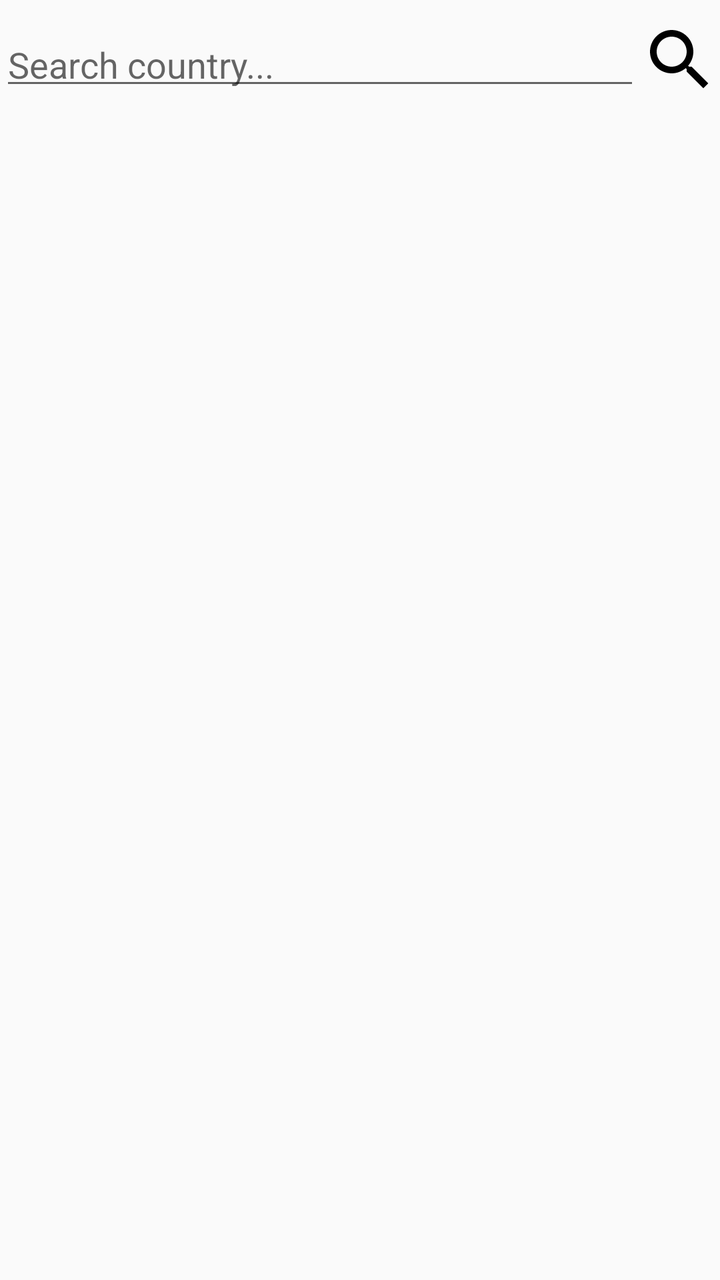
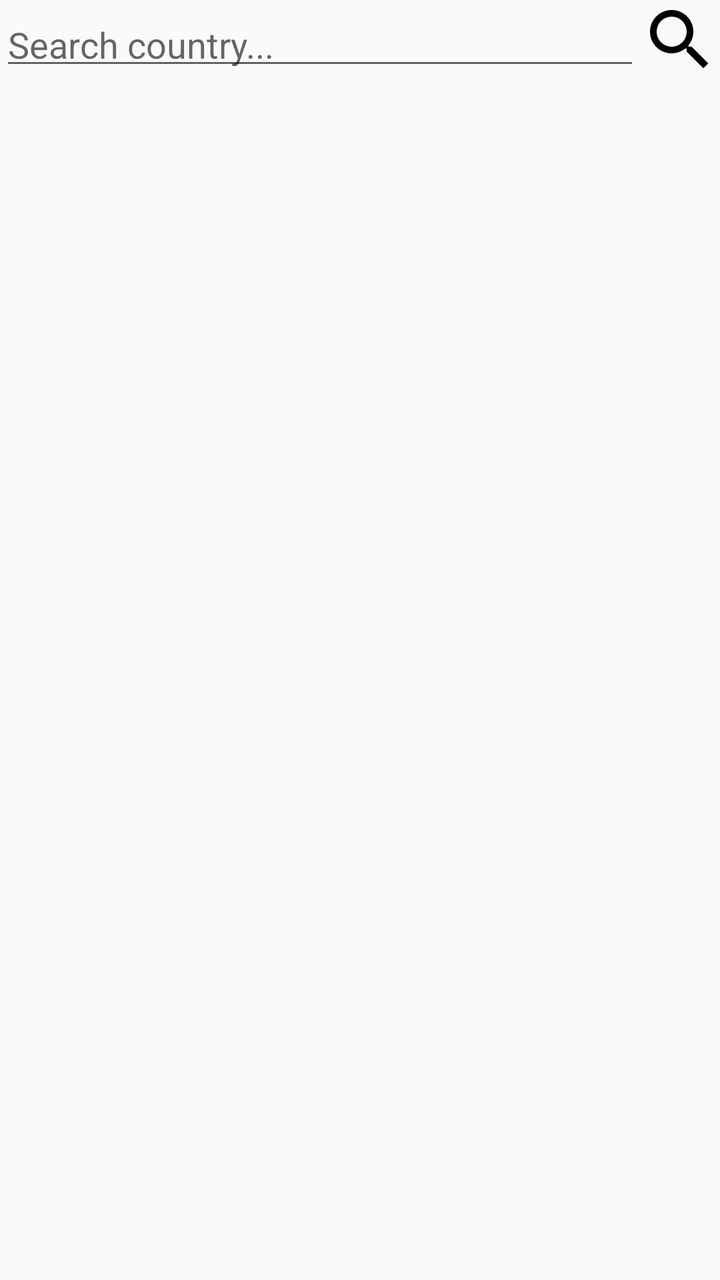

Compare the two renders of this Android layout. The source of the first and the diff that turns it into the second are given below.
<!-- AndroidManifest.xml: application theme AppTheme -->
<!-- res/layout/fragment_search.xml -->
<?xml version="1.0" encoding="utf-8"?>
<androidx.constraintlayout.widget.ConstraintLayout xmlns:android="http://schemas.android.com/apk/res/android"
    xmlns:app="http://schemas.android.com/apk/res-auto"
    android:layout_width="match_parent"
    android:layout_height="match_parent"
    android:layout_marginLeft="20dp"
    android:layout_marginRight="20dp"
    android:paddingTop="10dp">

    <EditText
        android:id="@+id/search"
        android:layout_width="0dp"
        android:layout_height="40dp"
        android:ems="20"
        android:hint="Search country..."
        app:layout_constraintLeft_toLeftOf="parent"
        app:layout_constraintRight_toLeftOf="@id/iconSearch"
        app:layout_constraintTop_toTopOf="parent"/>
    <ImageView
        android:id="@+id/iconSearch"
        android:layout_width="40dp"
        android:layout_height="40dp"
        android:src="@drawable/ic_search_black_24dp"
        app:layout_constraintTop_toTopOf="parent"
        app:layout_constraintRight_toRightOf="parent"/>

    <TextView
        android:id="@+id/txtNotFound"
        android:layout_width="match_parent"
        android:layout_height="wrap_content"
        android:textStyle="bold"
        android:textSize="24sp"
        android:textAlignment="center"
        android:text="Country not found"
        android:layout_marginTop="20dp"
        app:layout_constraintTop_toBottomOf="@id/search"
        android:visibility="invisible"/>

    <androidx.constraintlayout.widget.ConstraintLayout
        android:id="@+id/infoCountry"
        android:layout_width="match_parent"
        android:layout_height="wrap_content"
        android:visibility="invisible"
        app:layout_constraintTop_toBottomOf="@id/search">
        <ImageView
            android:id="@+id/imgCountry"
            android:layout_width="250dp"
            android:layout_height="@dimen/card_width"
            app:layout_constraintTop_toTopOf="parent"
            app:layout_constraintLeft_toLeftOf="parent"
            app:layout_constraintRight_toRightOf="parent"
            android:contentDescription="@string/world" />

        <TextView
            android:id="@+id/nameCountry"
            android:layout_width="match_parent"
            android:layout_height="wrap_content"
            android:textSize="26sp"
            android:textAlignment="center"
            android:textStyle="bold"
            app:layout_constraintTop_toBottomOf="@id/imgCountry" />

        <androidx.constraintlayout.widget.ConstraintLayout
            android:id="@+id/info"
            android:layout_width="match_parent"
            android:layout_height="wrap_content"
            app:layout_constraintLeft_toLeftOf="parent"
            app:layout_constraintRight_toRightOf="parent"
            app:layout_constraintTop_toBottomOf="@id/nameCountry">

            <androidx.cardview.widget.CardView
                android:id="@+id/cardTotalCases"
                android:layout_width="@dimen/card_width"
                android:layout_height="@dimen/card_height"
                app:cardElevation="0dp"
                app:cardBackgroundColor="@android:color/transparent"
                app:layout_constraintTop_toTopOf="parent"
                app:layout_constraintLeft_toLeftOf="parent">

                <androidx.constraintlayout.widget.ConstraintLayout
                    android:layout_width="match_parent"
                    android:layout_height="match_parent"
                    android:gravity="center_vertical"
                    android:orientation="horizontal">

                    <TextView
                        android:id="@+id/lblTotalCases"
                        android:layout_width="match_parent"
                        android:layout_height="wrap_content"
                        android:text="Total cases"
                        android:textSize="24sp"
                        android:textStyle="italic"
                        android:textAlignment="center"
                        app:layout_constraintTop_toTopOf="parent"
                        app:layout_constraintLeft_toLeftOf="parent"
                        app:layout_constraintRight_toRightOf="parent" />
                    <TextView
                        android:id="@+id/txtTotalCases"
                        android:layout_width="match_parent"
                        android:layout_height="wrap_content"
                        android:text="0"
                        android:textStyle="bold"
                        android:textAlignment="center"
                        android:textSize="28sp"
                        app:layout_constraintTop_toBottomOf="@id/lblTotalCases"/>
                </androidx.constraintlayout.widget.ConstraintLayout>
            </androidx.cardview.widget.CardView>

            <androidx.cardview.widget.CardView
                android:id="@+id/cardActualCases"
                android:layout_width="@dimen/card_width"
                android:layout_height="@dimen/card_height"
                app:cardElevation="0dp"
                app:cardBackgroundColor="@android:color/transparent"
                app:layout_constraintRight_toRightOf="parent"
                app:layout_constraintTop_toTopOf="parent">

                <androidx.constraintlayout.widget.ConstraintLayout
                    android:layout_width="match_parent"
                    android:layout_height="match_parent"
                    android:gravity="center_vertical"
                    android:orientation="horizontal">

                    <TextView
                        android:id="@+id/lblActualCases"
                        android:layout_width="match_parent"
                        android:layout_height="wrap_content"
                        android:text="Actual cases"
                        android:textSize="24sp"
                        android:textStyle="italic"
                        android:textAlignment="center"
                        app:layout_constraintTop_toTopOf="parent"
                        app:layout_constraintLeft_toLeftOf="parent"
                        app:layout_constraintRight_toRightOf="parent" />
                    <TextView
                        android:id="@+id/txtActualCases"
                        android:layout_width="match_parent"
                        android:layout_height="wrap_content"
                        android:text="0"
                        android:textStyle="bold"
                        android:textAlignment="center"
                        android:textSize="28sp"
                        app:layout_constraintTop_toBottomOf="@id/lblActualCases"/>
                </androidx.constraintlayout.widget.ConstraintLayout>
            </androidx.cardview.widget.CardView>

            <androidx.cardview.widget.CardView
                android:id="@+id/cardTodayCases"
                android:layout_width="@dimen/card_width"
                android:layout_height="@dimen/card_height"
                app:cardElevation="0dp"
                app:cardBackgroundColor="@android:color/transparent"
                app:layout_constraintTop_toBottomOf="@id/cardRecovered"
                app:layout_constraintLeft_toLeftOf="parent">

                <androidx.constraintlayout.widget.ConstraintLayout
                    android:layout_width="match_parent"
                    android:layout_height="match_parent"
                    android:gravity="center_vertical"
                    android:orientation="horizontal">
                    <TextView
                        android:id="@+id/lblTodayCases"
                        android:layout_width="match_parent"
                        android:layout_height="wrap_content"
                        android:text="Today Cases"
                        android:textSize="24sp"
                        android:textStyle="italic"
                        android:textAlignment="center"
                        app:layout_constraintTop_toTopOf="parent"
                        app:layout_constraintLeft_toLeftOf="parent"
                        app:layout_constraintRight_toRightOf="parent" />
                    <TextView
                        android:id="@+id/txtTodayCases"
                        android:layout_width="match_parent"
                        android:layout_height="wrap_content"
                        android:text="0"
                        android:textStyle="bold"
                        android:textAlignment="center"
                        android:textSize="28sp"
                        app:layout_constraintTop_toBottomOf="@id/lblTodayCases"/>
                </androidx.constraintlayout.widget.ConstraintLayout>
            </androidx.cardview.widget.CardView>

            <androidx.cardview.widget.CardView
                android:id="@+id/cardTodayDeaths"
                android:layout_width="@dimen/card_width"
                android:layout_height="@dimen/card_height"
                app:cardElevation="0dp"
                app:cardBackgroundColor="@android:color/transparent"
                app:layout_constraintRight_toRightOf="parent"
                app:layout_constraintTop_toBottomOf="@id/cardDeaths">

                <androidx.constraintlayout.widget.ConstraintLayout
                    android:layout_width="match_parent"
                    android:layout_height="match_parent"
                    android:gravity="center_vertical"
                    android:orientation="horizontal">

                    <TextView
                        android:id="@+id/lblTodayDeaths"
                        android:layout_width="match_parent"
                        android:layout_height="wrap_content"
                        android:text="Today deaths"
                        android:textSize="24sp"
                        android:textStyle="italic"
                        android:textAlignment="center"
                        app:layout_constraintTop_toTopOf="parent"
                        app:layout_constraintLeft_toLeftOf="parent"
                        app:layout_constraintRight_toRightOf="parent" />
                    <TextView
                        android:id="@+id/txtTodayDeaths"
                        android:layout_width="match_parent"
                        android:layout_height="wrap_content"
                        android:text="0"
                        android:textStyle="bold"
                        android:textAlignment="center"
                        android:textSize="28sp"
                        app:layout_constraintTop_toBottomOf="@id/lblTodayDeaths"/>
                </androidx.constraintlayout.widget.ConstraintLayout>
            </androidx.cardview.widget.CardView>

            <androidx.cardview.widget.CardView
                android:id="@+id/cardCasesPerMillion"
                android:layout_width="@dimen/card_width"
                android:layout_height="@dimen/card_height"
                app:cardElevation="0dp"
                app:cardBackgroundColor="@android:color/transparent"
                app:layout_constraintTop_toBottomOf="@id/cardTodayCases"
                app:layout_constraintLeft_toLeftOf="parent">

                <androidx.constraintlayout.widget.ConstraintLayout
                    android:layout_width="match_parent"
                    android:layout_height="match_parent"
                    android:gravity="center_vertical"
                    android:orientation="horizontal">
                    <TextView
                        android:id="@+id/lblCasesPerMillion"
                        android:layout_width="match_parent"
                        android:layout_height="wrap_content"
                        android:text="Cases / 1M"
                        android:textSize="24sp"
                        android:textStyle="italic"
                        android:textAlignment="center"
                        app:layout_constraintTop_toTopOf="parent"
                        app:layout_constraintLeft_toLeftOf="parent"
                        app:layout_constraintRight_toRightOf="parent" />
                    <TextView
                        android:id="@+id/txtCasesPerMillion"
                        android:layout_width="match_parent"
                        android:layout_height="wrap_content"
                        android:text="0"
                        android:textStyle="bold"
                        android:textAlignment="center"
                        android:textSize="28sp"
                        app:layout_constraintTop_toBottomOf="@id/lblCasesPerMillion"/>
                </androidx.constraintlayout.widget.ConstraintLayout>
            </androidx.cardview.widget.CardView>

            <androidx.cardview.widget.CardView
                android:id="@+id/cardDeathsPerMillion"
                android:layout_width="@dimen/card_width"
                android:layout_height="@dimen/card_height"
                app:cardElevation="0dp"
                app:cardBackgroundColor="@android:color/transparent"
                app:layout_constraintRight_toRightOf="parent"
                app:layout_constraintTop_toBottomOf="@id/cardTodayDeaths">

                <androidx.constraintlayout.widget.ConstraintLayout
                    android:layout_width="match_parent"
                    android:layout_height="match_parent"
                    android:gravity="center_vertical"
                    android:orientation="horizontal">

                    <TextView
                        android:id="@+id/lblDeathsPerMillion"
                        android:layout_width="match_parent"
                        android:layout_height="wrap_content"
                        android:text="Deaths / 1M"
                        android:textSize="24sp"
                        android:textStyle="italic"
                        android:textAlignment="center"
                        app:layout_constraintTop_toTopOf="parent"
                        app:layout_constraintLeft_toLeftOf="parent"
                        app:layout_constraintRight_toRightOf="parent" />
                    <TextView
                        android:id="@+id/txtDeathsPerMillion"
                        android:layout_width="match_parent"
                        android:layout_height="wrap_content"
                        android:text="0"
                        android:textStyle="bold"
                        android:textAlignment="center"
                        android:textSize="28sp"
                        app:layout_constraintTop_toBottomOf="@id/lblDeathsPerMillion"/>
                </androidx.constraintlayout.widget.ConstraintLayout>
            </androidx.cardview.widget.CardView>

            <androidx.cardview.widget.CardView
                android:id="@+id/cardRecovered"
                android:layout_width="@dimen/card_width"
                android:layout_height="@dimen/card_height"
                app:cardElevation="0dp"
                app:cardBackgroundColor="@android:color/transparent"
                app:layout_constraintTop_toBottomOf="@id/cardTotalCases"
                app:layout_constraintLeft_toLeftOf="parent">

                <androidx.constraintlayout.widget.ConstraintLayout
                    android:layout_width="match_parent"
                    android:layout_height="match_parent"
                    android:gravity="center_vertical"
                    android:orientation="horizontal">
                    <TextView
                        android:id="@+id/lblRecovered"
                        android:layout_width="match_parent"
                        android:layout_height="wrap_content"
                        android:text="Recovered"
                        android:textSize="24sp"
                        android:textStyle="italic"
                        android:textAlignment="center"
                        app:layout_constraintTop_toTopOf="parent"
                        app:layout_constraintLeft_toLeftOf="parent"
                        app:layout_constraintRight_toRightOf="parent" />
                    <TextView
                        android:id="@+id/txtRecovered"
                        android:layout_width="match_parent"
                        android:layout_height="wrap_content"
                        android:text="0"
                        android:textStyle="bold"
                        android:textAlignment="center"
                        android:textSize="28sp"
                        app:layout_constraintTop_toBottomOf="@id/lblRecovered"/>
                </androidx.constraintlayout.widget.ConstraintLayout>
            </androidx.cardview.widget.CardView>

            <androidx.cardview.widget.CardView
                android:id="@+id/cardDeaths"
                android:layout_width="@dimen/card_width"
                android:layout_height="@dimen/card_height"
                app:cardElevation="0dp"
                app:cardBackgroundColor="@android:color/transparent"
                app:layout_constraintRight_toRightOf="parent"
                app:layout_constraintTop_toBottomOf="@id/cardActualCases">

                <androidx.constraintlayout.widget.ConstraintLayout
                    android:layout_width="match_parent"
                    android:layout_height="match_parent"
                    android:gravity="center_vertical"
                    android:orientation="horizontal">

                    <TextView
                        android:id="@+id/lblDeaths"
                        android:layout_width="match_parent"
                        android:layout_height="wrap_content"
                        android:text="Deaths"
                        android:textSize="24sp"
                        android:textStyle="italic"
                        android:textAlignment="center"
                        app:layout_constraintTop_toTopOf="parent"
                        app:layout_constraintLeft_toLeftOf="parent"
                        app:layout_constraintRight_toRightOf="parent" />
                    <TextView
                        android:id="@+id/txtDeaths"
                        android:layout_width="match_parent"
                        android:layout_height="wrap_content"
                        android:text="0"
                        android:textStyle="bold"
                        android:textAlignment="center"
                        android:textSize="28sp"
                        app:layout_constraintTop_toBottomOf="@id/lblDeaths"/>
                </androidx.constraintlayout.widget.ConstraintLayout>
            </androidx.cardview.widget.CardView>




        </androidx.constraintlayout.widget.ConstraintLayout>

    </androidx.constraintlayout.widget.ConstraintLayout>

</androidx.constraintlayout.widget.ConstraintLayout>
<!-- resources referenced by this layout -->
<resources>
  <dimen name="card_height">70dp</dimen>
  <dimen name="card_width">150dp</dimen>
  <!-- drawable ic_search_black_24dp (drawable-v24) -->
  <vector xmlns:android="http://schemas.android.com/apk/res/android"
          android:width="24dp"
          android:height="24dp"
          android:viewportWidth="24.0"
          android:viewportHeight="24.0">
      <path
          android:fillColor="#FF000000"
          android:pathData="M15.5,14h-0.79l-0.28,-0.27C15.41,12.59 16,11.11 16,9.5 16,5.91 13.09,3 9.5,3S3,5.91 3,9.5 5.91,16 9.5,16c1.61,0 3.09,-0.59 4.23,-1.57l0.27,0.28v0.79l5,4.99L20.49,19l-4.99,-5zM9.5,14C7.01,14 5,11.99 5,9.5S7.01,5 9.5,5 14,7.01 14,9.5 11.99,14 9.5,14z"/>
  </vector>
  <string name="world">World</string>
  <style name="AppTheme" parent="Theme.AppCompat.Light.DarkActionBar">
          
          <item name="colorPrimary">@color/colorPrimary</item>
          <item name="colorPrimaryDark">@color/colorPrimaryDark</item>
          <item name="colorAccent">@color/colorAccent</item>
      </style>
  <color name="colorPrimary">#008577</color>
  <color name="colorPrimaryDark">#00574B</color>
  <color name="colorAccent">#D81B60</color>
</resources>

<!-- the commit's change to res/layout/fragment_search.xml (unified diff, before → after) -->
@@ -3,15 +3,17 @@
     xmlns:app="http://schemas.android.com/apk/res-auto"
     android:layout_width="match_parent"
     android:layout_height="match_parent"
+    android:layout_marginTop="10dp"
     android:layout_marginLeft="20dp"
-    android:layout_marginRight="20dp"
-    android:paddingTop="10dp">
+    android:layout_marginRight="20dp">
 
     <EditText
         android:id="@+id/search"
         android:layout_width="0dp"
         android:layout_height="40dp"
         android:ems="20"
+        android:maxLines="1"
+        android:inputType="text"
         android:hint="Search country..."
         app:layout_constraintLeft_toLeftOf="parent"
         app:layout_constraintRight_toLeftOf="@id/iconSearch"
@@ -87,7 +89,7 @@
                         android:id="@+id/lblTotalCases"
                         android:layout_width="match_parent"
                         android:layout_height="wrap_content"
-                        android:text="Total cases"
+                        android:text="@string/total_cases"
                         android:textSize="24sp"
                         android:textStyle="italic"
                         android:textAlignment="center"
@@ -98,7 +100,6 @@
                         android:id="@+id/txtTotalCases"
                         android:layout_width="match_parent"
                         android:layout_height="wrap_content"
-                        android:text="0"
                         android:textStyle="bold"
                         android:textAlignment="center"
                         android:textSize="28sp"
@@ -125,7 +126,7 @@
                         android:id="@+id/lblActualCases"
                         android:layout_width="match_parent"
                         android:layout_height="wrap_content"
-                        android:text="Actual cases"
+                        android:text="@string/actual_cases"
                         android:textSize="24sp"
                         android:textStyle="italic"
                         android:textAlignment="center"
@@ -136,7 +137,6 @@
                         android:id="@+id/txtActualCases"
                         android:layout_width="match_parent"
                         android:layout_height="wrap_content"
-                        android:text="0"
                         android:textStyle="bold"
                         android:textAlignment="center"
                         android:textSize="28sp"
@@ -162,7 +162,7 @@
                         android:id="@+id/lblTodayCases"
                         android:layout_width="match_parent"
                         android:layout_height="wrap_content"
-                        android:text="Today Cases"
+                        android:text="@string/today_cases"
                         android:textSize="24sp"
                         android:textStyle="italic"
                         android:textAlignment="center"
@@ -173,7 +173,6 @@
                         android:id="@+id/txtTodayCases"
                         android:layout_width="match_parent"
                         android:layout_height="wrap_content"
-                        android:text="0"
                         android:textStyle="bold"
                         android:textAlignment="center"
                         android:textSize="28sp"
@@ -200,7 +199,7 @@
                         android:id="@+id/lblTodayDeaths"
                         android:layout_width="match_parent"
                         android:layout_height="wrap_content"
-                        android:text="Today deaths"
+                        android:text="@string/today_deaths"
                         android:textSize="24sp"
                         android:textStyle="italic"
                         android:textAlignment="center"
@@ -211,7 +210,6 @@
                         android:id="@+id/txtTodayDeaths"
                         android:layout_width="match_parent"
                         android:layout_height="wrap_content"
-                        android:text="0"
                         android:textStyle="bold"
                         android:textAlignment="center"
                         android:textSize="28sp"
@@ -237,7 +235,7 @@
                         android:id="@+id/lblCasesPerMillion"
                         android:layout_width="match_parent"
                         android:layout_height="wrap_content"
-                        android:text="Cases / 1M"
+                        android:text="@string/cases_1m"
                         android:textSize="24sp"
                         android:textStyle="italic"
                         android:textAlignment="center"
@@ -248,7 +246,6 @@
                         android:id="@+id/txtCasesPerMillion"
                         android:layout_width="match_parent"
                         android:layout_height="wrap_content"
-                        android:text="0"
                         android:textStyle="bold"
                         android:textAlignment="center"
                         android:textSize="28sp"
@@ -275,7 +272,7 @@
                         android:id="@+id/lblDeathsPerMillion"
                         android:layout_width="match_parent"
                         android:layout_height="wrap_content"
-                        android:text="Deaths / 1M"
+                        android:text="@string/deaths_1m"
                         android:textSize="24sp"
                         android:textStyle="italic"
                         android:textAlignment="center"
@@ -286,7 +283,6 @@
                         android:id="@+id/txtDeathsPerMillion"
                         android:layout_width="match_parent"
                         android:layout_height="wrap_content"
-                        android:text="0"
                         android:textStyle="bold"
                         android:textAlignment="center"
                         android:textSize="28sp"
@@ -312,7 +308,7 @@
                         android:id="@+id/lblRecovered"
                         android:layout_width="match_parent"
                         android:layout_height="wrap_content"
-                        android:text="Recovered"
+                        android:text="@string/recovered"
                         android:textSize="24sp"
                         android:textStyle="italic"
                         android:textAlignment="center"
@@ -323,7 +319,6 @@
                         android:id="@+id/txtRecovered"
                         android:layout_width="match_parent"
                         android:layout_height="wrap_content"
-                        android:text="0"
                         android:textStyle="bold"
                         android:textAlignment="center"
                         android:textSize="28sp"
@@ -350,7 +345,7 @@
                         android:id="@+id/lblDeaths"
                         android:layout_width="match_parent"
                         android:layout_height="wrap_content"
-                        android:text="Deaths"
+                        android:text="@string/deaths"
                         android:textSize="24sp"
                         android:textStyle="italic"
                         android:textAlignment="center"
@@ -361,7 +356,6 @@
                         android:id="@+id/txtDeaths"
                         android:layout_width="match_parent"
                         android:layout_height="wrap_content"
-                        android:text="0"
                         android:textStyle="bold"
                         android:textAlignment="center"
                         android:textSize="28sp"
<!-- resource entries referenced after the edit -->
@@ -12,15 +12,23 @@
           android:fillColor="#FF000000"
           android:pathData="M15.5,14h-0.79l-0.28,-0.27C15.41,12.59 16,11.11 16,9.5 16,5.91 13.09,3 9.5,3S3,5.91 3,9.5 5.91,16 9.5,16c1.61,0 3.09,-0.59 4.23,-1.57l0.27,0.28v0.79l5,4.99L20.49,19l-4.99,-5zM9.5,14C7.01,14 5,11.99 5,9.5S7.01,5 9.5,5 14,7.01 14,9.5 11.99,14 9.5,14z"/>
   </vector>
+  <string name="actual_cases">Actual cases</string>
+  <string name="cases_1m">Cases / 1M</string>
+  <string name="deaths">Deaths</string>
+  <string name="deaths_1m">Deaths / 1M</string>
+  <string name="recovered">Recovered</string>
+  <string name="today_cases">Today Cases</string>
+  <string name="today_deaths">Today deaths</string>
+  <string name="total_cases">Total cases</string>
   <string name="world">World</string>
   <style name="AppTheme" parent="Theme.AppCompat.Light.DarkActionBar">
           
-          <item name="colorPrimary">@color/colorPrimary</item>
-          <item name="colorPrimaryDark">@color/colorPrimaryDark</item>
+          <item name="colorPrimary">@color/indigo</item>
+          <item name="colorPrimaryDark">@color/black</item>
           <item name="colorAccent">@color/colorAccent</item>
       </style>
-  <color name="colorPrimary">#008577</color>
-  <color name="colorPrimaryDark">#00574B</color>
+  <color name="indigo">#3F51B5</color>
+  <color name="black">#000000</color>
   <color name="colorAccent">#D81B60</color>
 </resources>
 
